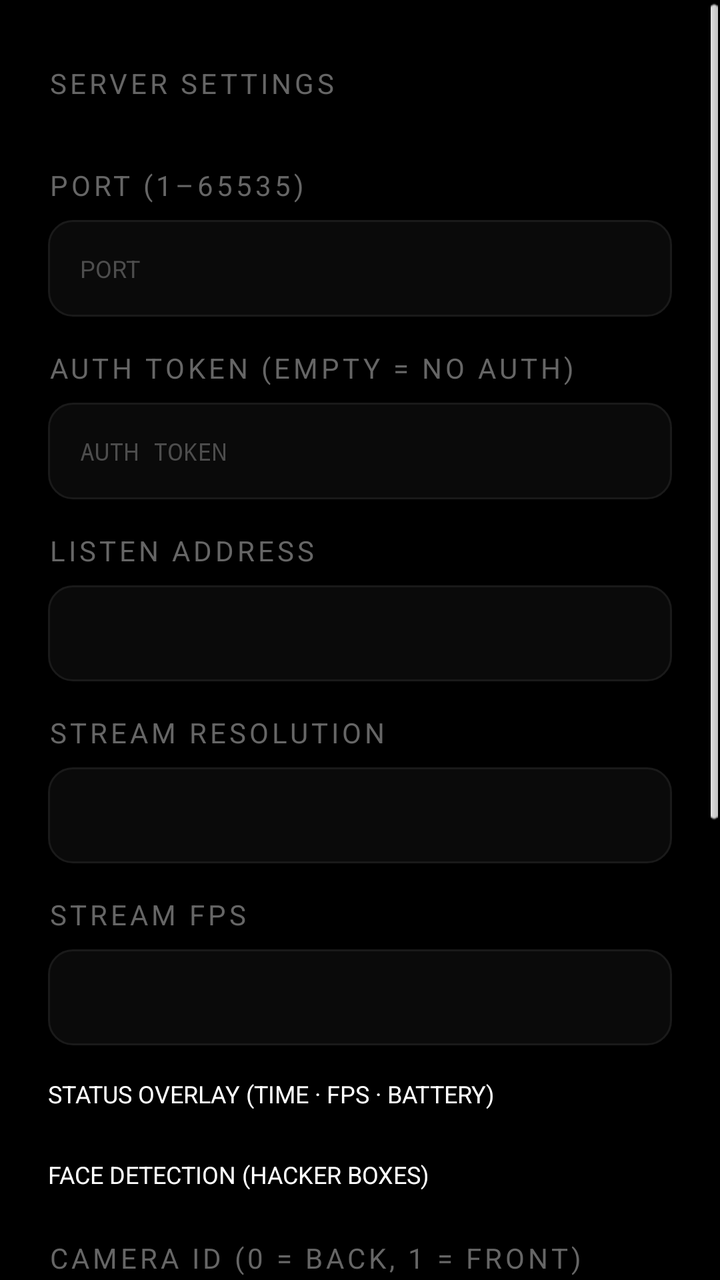
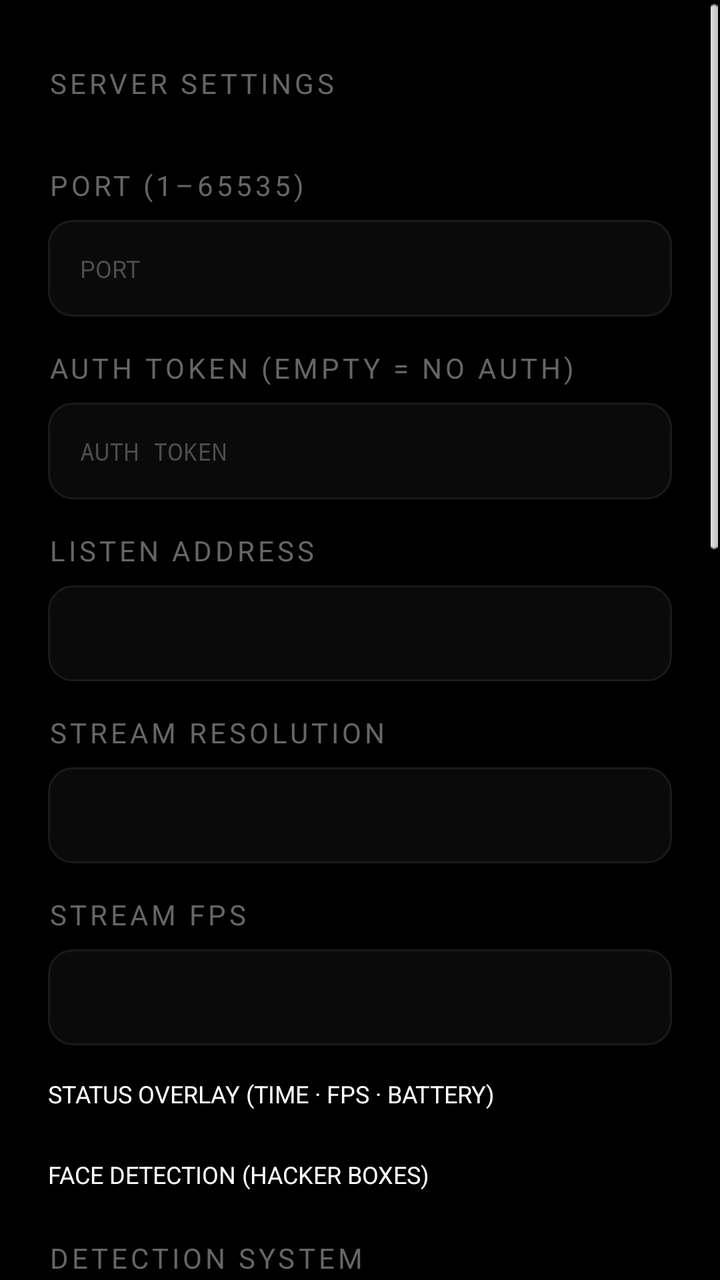

Compare the two renders of this Android layout. The source of the first and the diff that turns it into the second are given below.
<!-- AndroidManifest.xml: activity theme NormalTheme -->
<!-- res/layout/activity_settings.xml -->
<?xml version="1.0" encoding="utf-8"?>
<ScrollView xmlns:android="http://schemas.android.com/apk/res/android"
    android:layout_width="match_parent"
    android:layout_height="match_parent">

    <LinearLayout
        android:layout_width="match_parent"
        android:layout_height="wrap_content"
        android:orientation="vertical"
        android:paddingLeft="24dp"
        android:paddingRight="24dp"
        android:paddingTop="32dp"
        android:paddingBottom="32dp">

        <TextView
            style="@style/AppTitle"
            android:layout_width="wrap_content"
            android:layout_height="wrap_content"
            android:layout_marginBottom="32dp"
            android:text="@string/settings_title" />

        <TextView
            style="@style/SectionHeader"
            android:layout_width="wrap_content"
            android:layout_height="wrap_content"
            android:layout_marginBottom="8dp"
            android:text="@string/settings_port" />

        <EditText
            android:id="@+id/input_port"
            style="@style/BodySecondary"
            android:layout_width="match_parent"
            android:layout_height="wrap_content"
            android:layout_marginBottom="16dp"
            android:autofillHints="port"
            android:background="@drawable/input_bg"
            android:hint="@string/hint_port"
            android:inputType="number"
            android:padding="16dp"
            android:textColor="@color/text_primary"
            android:textColorHint="@color/text_hint" />

        <TextView
            style="@style/SectionHeader"
            android:layout_width="wrap_content"
            android:layout_height="wrap_content"
            android:layout_marginBottom="8dp"
            android:text="@string/settings_token" />

        <EditText
            android:id="@+id/input_token"
            style="@style/BodySecondary"
            android:layout_width="match_parent"
            android:layout_height="wrap_content"
            android:layout_marginBottom="16dp"
            android:autofillHints="password"
            android:background="@drawable/input_bg"
            android:hint="@string/hint_token"
            android:inputType="textPassword"
            android:padding="16dp"
            android:textColor="@color/text_primary"
            android:textColorHint="@color/text_hint" />

        <TextView
            style="@style/SectionHeader"
            android:layout_width="wrap_content"
            android:layout_height="wrap_content"
            android:layout_marginBottom="8dp"
            android:text="@string/settings_address" />

        <Spinner
            android:id="@+id/spinner_address"
            android:popupBackground="@color/surface"
            android:layout_width="match_parent"
            android:layout_height="48dp"
            android:layout_marginBottom="16dp"
            android:background="@drawable/input_bg"
            android:paddingLeft="16dp"
            android:paddingRight="16dp" />

        <TextView
            style="@style/SectionHeader"
            android:layout_width="wrap_content"
            android:layout_height="wrap_content"
            android:layout_marginBottom="8dp"
            android:text="@string/settings_size" />

        <Spinner
            android:id="@+id/spinner_size"
            android:popupBackground="@color/surface"
            android:layout_width="match_parent"
            android:layout_height="48dp"
            android:layout_marginBottom="16dp"
            android:background="@drawable/input_bg"
            android:paddingLeft="16dp"
            android:paddingRight="16dp" />

        <TextView
            style="@style/SectionHeader"
            android:layout_width="wrap_content"
            android:layout_height="wrap_content"
            android:layout_marginBottom="8dp"
            android:text="@string/settings_fps" />

        <Spinner
            android:id="@+id/spinner_fps"
            android:popupBackground="@color/surface"
            android:layout_width="match_parent"
            android:layout_height="48dp"
            android:layout_marginBottom="16dp"
            android:background="@drawable/input_bg"
            android:paddingLeft="16dp"
            android:paddingRight="16dp" />

        <CheckBox
            android:id="@+id/check_osd"
            android:layout_width="wrap_content"
            android:layout_height="wrap_content"
            android:layout_marginBottom="24dp"
            android:text="@string/settings_osd"
            android:textColor="@color/text_primary"
            android:textSize="12sp" />

        <CheckBox
            android:id="@+id/check_faces"
            android:layout_width="wrap_content"
            android:layout_height="wrap_content"
            android:layout_marginBottom="24dp"
            android:text="@string/settings_faces"
            android:textColor="@color/text_primary"
            android:textSize="12sp" />

        <LinearLayout
            android:id="@+id/face_section"
            android:layout_width="match_parent"
            android:layout_height="wrap_content"
            android:orientation="vertical"
            android:visibility="gone">

            <TextView
                style="@style/SectionHeader"
                android:layout_width="wrap_content"
                android:layout_height="wrap_content"
                android:layout_marginBottom="16dp"
                android:text="@string/settings_face_section" />

            <TextView
                style="@style/SectionHeader"
                android:layout_width="wrap_content"
                android:layout_height="wrap_content"
                android:layout_marginBottom="8dp"
                android:text="@string/face_maxfaces" />

            <EditText
                android:id="@+id/input_maxfaces"
                style="@style/BodySecondary"
                android:layout_width="match_parent"
                android:layout_height="wrap_content"
                android:layout_marginBottom="16dp"
                android:background="@drawable/input_bg"
                android:inputType="number"
                android:padding="16dp"
                android:textColor="@color/text_primary"
                android:textColorHint="@color/text_hint" />

            <TextView
                style="@style/SectionHeader"
                android:layout_width="wrap_content"
                android:layout_height="wrap_content"
                android:layout_marginBottom="8dp"
                android:text="@string/face_fineness" />

            <Spinner
                android:id="@+id/spinner_fineness"
                android:layout_width="match_parent"
                android:layout_height="48dp"
                android:layout_marginBottom="16dp"
                android:popupBackground="@color/surface"
                android:background="@drawable/input_bg"
                android:paddingLeft="16dp"
                android:paddingRight="16dp" />

            <TextView
                style="@style/SectionHeader"
                android:layout_width="wrap_content"
                android:layout_height="wrap_content"
                android:layout_marginBottom="8dp"
                android:text="@string/face_scanms" />

            <EditText
                android:id="@+id/input_scanms"
                style="@style/BodySecondary"
                android:layout_width="match_parent"
                android:layout_height="wrap_content"
                android:layout_marginBottom="16dp"
                android:background="@drawable/input_bg"
                android:inputType="number"
                android:padding="16dp"
                android:textColor="@color/text_primary"
                android:textColorHint="@color/text_hint" />

            <TextView
                style="@style/SectionHeader"
                android:layout_width="wrap_content"
                android:layout_height="wrap_content"
                android:layout_marginBottom="8dp"
                android:text="@string/face_contrast" />

            <EditText
                android:id="@+id/input_contrast"
                style="@style/BodySecondary"
                android:layout_width="match_parent"
                android:layout_height="wrap_content"
                android:layout_marginBottom="16dp"
                android:background="@drawable/input_bg"
                android:inputType="numberDecimal"
                android:padding="16dp"
                android:textColor="@color/text_primary"
                android:textColorHint="@color/text_hint" />

            <CheckBox
                android:id="@+id/check_deep"
                android:layout_width="wrap_content"
                android:layout_height="wrap_content"
                android:layout_marginBottom="24dp"
                android:text="@string/face_deep"
                android:textColor="@color/text_primary"
                android:textSize="12sp" />

            <Button
                android:id="@+id/btn_reset_faces"
                style="@style/BtnOutline"
                android:layout_width="wrap_content"
                android:layout_height="wrap_content"
                android:layout_marginBottom="24dp"
                android:text="@string/face_reset" />
        </LinearLayout>

        <TextView
            style="@style/SectionHeader"
            android:layout_width="wrap_content"
            android:layout_height="wrap_content"
            android:layout_marginBottom="8dp"
            android:text="@string/settings_camera" />

        <EditText
            android:id="@+id/input_camera"
            style="@style/BodySecondary"
            android:layout_width="match_parent"
            android:layout_height="wrap_content"
            android:layout_marginBottom="24dp"
            android:autofillHints="cameraId"
            android:background="@drawable/input_bg"
            android:hint="@string/hint_camera"
            android:inputType="number"
            android:padding="16dp"
            android:textColor="@color/text_primary"
            android:textColorHint="@color/text_hint" />

        <TextView
            style="@style/SectionHeader"
            android:layout_width="wrap_content"
            android:layout_height="wrap_content"
            android:layout_marginBottom="8dp"
            android:text="@string/settings_language" />

        <Spinner
            android:id="@+id/spinner_language"
            android:layout_width="match_parent"
            android:layout_height="48dp"
            android:layout_marginBottom="24dp"
            android:popupBackground="@color/surface"
            android:background="@drawable/input_bg"
            android:paddingLeft="16dp"
            android:paddingRight="16dp" />

        <Button
            android:id="@+id/btn_save"
            style="@style/BtnPrimary"
            android:layout_width="match_parent"
            android:layout_height="wrap_content"
            android:text="@string/save" />

        <TextView
            style="@style/SectionHeader"
            android:layout_width="wrap_content"
            android:layout_height="wrap_content"
            android:layout_marginTop="24dp"
            android:layout_marginBottom="8dp"
            android:text="@string/sec_about" />

        <LinearLayout
            android:layout_width="match_parent"
            android:layout_height="wrap_content"
            android:orientation="horizontal"
            android:paddingBottom="32dp">

            <Button
                android:id="@+id/btn_website"
                style="@style/BtnOutline"
                android:layout_width="0dp"
                android:layout_height="wrap_content"
                android:layout_weight="1"
                android:text="@string/btn_website" />

            <Space
                android:layout_width="8dp"
                android:layout_height="1dp" />

            <Button
                android:id="@+id/btn_source"
                style="@style/BtnOutline"
                android:layout_width="0dp"
                android:layout_height="wrap_content"
                android:layout_weight="1"
                android:text="@string/btn_source" />
        </LinearLayout>

    </LinearLayout>
</ScrollView>
<!-- resources referenced by this layout -->
<resources>
  <color name="surface">#0A0A0A</color>
  <color name="text_hint">#4D4D4D</color>
  <color name="text_primary">#FFFFFF</color>
  <!-- drawable input_bg (drawable) -->
  <?xml version="1.0" encoding="utf-8"?>
  <selector xmlns:android="http://schemas.android.com/apk/res/android">
      <item android:state_focused="true" android:drawable="@drawable/bg_input_focused" />
      <item android:drawable="@drawable/bg_input" />
  </selector>
  <string name="btn_source">SOURCE CODE</string>
  <string name="btn_website">DEVELOPER SITE</string>
  <string name="face_contrast">CONTRAST BOOST (1.0 = OFF – 2.0)</string>
  <string name="face_deep">DEEP SCAN (FULL-RES RECHECK)</string>
  <string name="face_fineness">SCAN FINENESS</string>
  <string name="face_maxfaces">MAX FACES (1–8)</string>
  <string name="face_reset">RESET DEFAULTS</string>
  <string name="face_scanms">SCAN INTERVAL (MS, 60–2000)</string>
  <string name="hint_camera">CAMERA ID</string>
  <string name="hint_port">PORT</string>
  <string name="hint_token">AUTH TOKEN</string>
  <string name="save">SAVE</string>
  <string name="sec_about">ABOUT</string>
  <string name="settings_address">LISTEN ADDRESS</string>
  <string name="settings_camera">CAMERA ID (0 = BACK, 1 = FRONT)</string>
  <string name="settings_face_section">DETECTION SYSTEM</string>
  <string name="settings_faces">FACE DETECTION (HACKER BOXES)</string>
  <string name="settings_fps">STREAM FPS</string>
  <string name="settings_language">LANGUAGE</string>
  <string name="settings_osd">STATUS OVERLAY (TIME · FPS · BATTERY)</string>
  <string name="settings_port">PORT (1–65535)</string>
  <string name="settings_size">STREAM RESOLUTION</string>
  <string name="settings_title">SERVER SETTINGS</string>
  <string name="settings_token">AUTH TOKEN (EMPTY = NO AUTH)</string>
  <style name="AppTitle">
          <item name="android:textSize">20sp</item>
          <item name="android:textStyle">bold</item>
          <item name="android:textColor">@color/text_primary</item>
      </style>
  <style name="BodySecondary">
          <item name="android:textSize">12sp</item>
          <item name="android:textColor">@color/text_secondary</item>
      </style>
  <style name="SectionHeader">
          <item name="android:textSize">12sp</item>
          <item name="android:textStyle">bold</item>
          <item name="android:textColor">@color/text_secondary</item>
      </style>
  <!-- drawable bg_input (drawable) -->
  <?xml version="1.0" encoding="utf-8"?>
  <shape xmlns:android="http://schemas.android.com/apk/res/android">
      <solid android:color="@color/surface" />
      <stroke android:width="1dp" android:color="@color/white_10" />
      <corners android:radius="12dp" />
  </shape>
  <color name="text_secondary">#666666</color>
  <color name="background">#000000</color>
  <color name="white_10">#1A1A1A</color>
  <!-- drawable bg_btn_disabled (drawable) -->
  <?xml version="1.0" encoding="utf-8"?>
  <shape xmlns:android="http://schemas.android.com/apk/res/android">
      <solid android:color="@color/white_05" />
      <corners android:radius="16dp" />
  </shape>
  <!-- drawable bg_btn_outline (drawable) -->
  <?xml version="1.0" encoding="utf-8"?>
  <shape xmlns:android="http://schemas.android.com/apk/res/android">
      <solid android:color="#00000000" />
      <stroke android:width="1dp" android:color="@color/white_10" />
      <corners android:radius="12dp" />
  </shape>
  <!-- drawable bg_btn_primary_pressed (drawable) -->
  <?xml version="1.0" encoding="utf-8"?>
  <shape xmlns:android="http://schemas.android.com/apk/res/android">
      <solid android:color="#B3FFFFFF" />
      <corners android:radius="16dp" />
  </shape>
  <!-- drawable bg_btn_primary (drawable) -->
  <?xml version="1.0" encoding="utf-8"?>
  <shape xmlns:android="http://schemas.android.com/apk/res/android">
      <solid android:color="@color/text_primary" />
      <corners android:radius="16dp" />
  </shape>
  <color name="white_05">#0D0D0D</color>
</resources>

<!-- the commit's change to res/layout/activity_settings.xml (unified diff, before → after) -->
@@ -134,8 +134,7 @@
             android:id="@+id/face_section"
             android:layout_width="match_parent"
             android:layout_height="wrap_content"
-            android:orientation="vertical"
-            android:visibility="gone">
+            android:orientation="vertical">
 
             <TextView
                 style="@style/SectionHeader"
